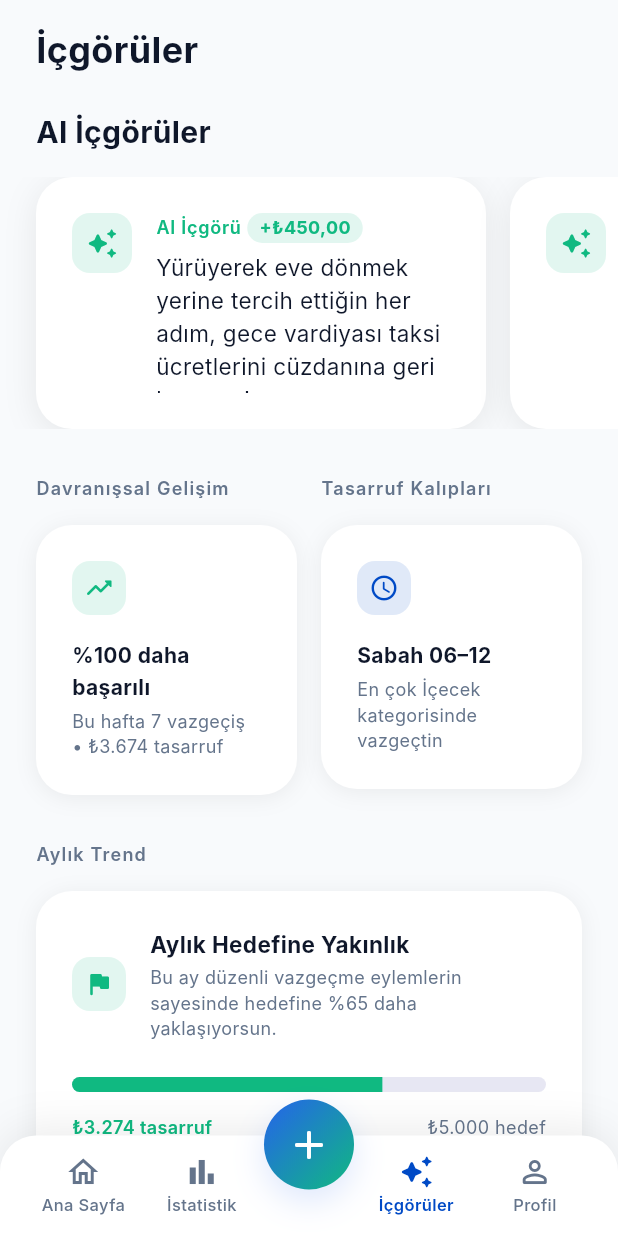
After one commit to KaanKerimGodek/YZTA_Bootcamp2026_Grup1, a Flutter app: the InsightsScreen screen opened by its route, on a phone screen of 412 x 824 dp. The commit adds this screen. Run offline on Flutter 3.47's test engine with Material 3 defaults, Android fonts, the phone set to English and light mode, and no system bars; our stand-ins replace dio, flutter_dotenv, flutter_riverpod, go_router; Roboto replaces fonts that are missing (Inter).

Commit message:
Add Insights screen and navigation
Introduce a new Insights screen (lib/features/insights/insights_screen.dart) with AI insights, behavior & pattern cards, and a monthly trend panel. Add percent formatter helper in Formatting (formatting.dart). Wire up routing and UI: register insights route in app_router, add an Insights tab to the bottom nav (update indices and FAB positioning), and import ActivityTile into stats to show past transactions. Minor tweak in profile settings to wrap the group with Material for proper ripple/shape rendering. UI/layout adjustments included (skeletons, spacing, progress UI).

```diff
--- a/lib/core/utils/formatting.dart
+++ b/lib/core/utils/formatting.dart
@@ -45,6 +45,12 @@ class Formatting {
   /// `14:30` saat formatı.
   static String time(DateTime value) => _timeFmt.format(value);
 
+  /// `0.40` → `%40`  — yüzde gösterimi.
+  static String percent(double value) {
+    final pct = (value * 100).round().abs();
+    return '%$pct';
+  }
+
   /// "Bugün", "Dün" veya kısa tarih — aktivite listesinde kullanılır.
   static String relativeDay(DateTime value) {
     final now = DateTime.now();
--- /dev/null
+++ b/lib/features/insights/insights_screen.dart
@@ -0,0 +1,524 @@
+import 'package:flutter/material.dart';
+import 'package:flutter_riverpod/flutter_riverpod.dart';
+
+import '../../core/theme/app_colors.dart';
+import '../../core/theme/app_shapes.dart';
+import '../../core/theme/app_spacing.dart';
+import '../../core/theme/app_typography.dart';
+import '../../core/utils/formatting.dart';
+import '../../core/utils/responsive.dart';
+import '../../data/models/skipped_item.dart';
+import '../../data/providers/savings_providers.dart';
+import '../../shared/widgets/insight_card.dart';
+import '../../shared/widgets/section_header.dart';
+
+/// İçgörüler ekranı — AI İçgörüleri + Davranışsal Gelişim + Tasarruf Kalıpları + Aylık Trend.
+///
+/// Tüm analizler `recentItemsProvider` ve `insightsProvider` verisinden
+/// istemci tarafında hesaplanır; ayrı bir endpoint gerekmez.
+class InsightsScreen extends ConsumerWidget {
+  const InsightsScreen({super.key});
+
+  @override
+  Widget build(BuildContext context, WidgetRef ref) {
+    final itemsAsync = ref.watch(recentItemsProvider);
+    final insightsAsync = ref.watch(insightsProvider);
+
+    return Scaffold(
+      body: SafeArea(
+        bottom: false,
+        child: CustomScrollView(
+          physics: const AlwaysScrollableScrollPhysics(),
+          slivers: [
+            const SliverToBoxAdapter(child: SizedBox(height: AppSpacing.sm)),
+
+            // Sayfa başlığı
+            SliverToBoxAdapter(
+              child: Padding(
+                padding: Responsive.screenHorizontal(context),
+                child: Text(
+                  'İçgörüler',
+                  style: AppTypography.headlineSection.copyWith(
+                    fontSize: 24,
+                  ),
+                ),
+              ),
+            ),
+            const SliverToBoxAdapter(child: SizedBox(height: AppSpacing.md)),
+
+            // AI İçgörüler Carousel
+            SliverToBoxAdapter(
+              child: Padding(
+                padding: Responsive.screenHorizontal(context),
+                child: const SectionHeader(title: 'AI İçgörüler'),
+              ),
+            ),
+            const SliverToBoxAdapter(child: SizedBox(height: AppSpacing.sm)),
+            SliverToBoxAdapter(
+              child: _InsightCarousel(insightsAsync: insightsAsync),
+            ),
+            const SliverToBoxAdapter(child: SizedBox(height: AppSpacing.lg)),
+
+            // Davranışsal Gelişim + Tasarruf Kalıpları yan yana
+            SliverToBoxAdapter(
+              child: Padding(
+                padding: Responsive.screenHorizontal(context),
+                child: Row(
+                  crossAxisAlignment: CrossAxisAlignment.start,
+                  children: [
+                    Expanded(
+                      child: _SectionHeaderSmall(title: 'Davranışsal Gelişim'),
+                    ),
+                    const SizedBox(width: AppSpacing.sm),
+                    Expanded(
+                      child: _SectionHeaderSmall(title: 'Tasarruf Kalıpları'),
+                    ),
+                  ],
+                ),
+              ),
+            ),
+            const SliverToBoxAdapter(child: SizedBox(height: AppSpacing.sm)),
+            itemsAsync.when(
+              data: (items) => SliverToBoxAdapter(
+                child: Padding(
+                  padding: Responsive.screenHorizontal(context),
+                  child: Row(
+                    crossAxisAlignment: CrossAxisAlignment.start,
+                    children: [
+                      Expanded(
+                        child: _BehaviorCard(items: items),
+                      ),
+                      const SizedBox(width: AppSpacing.sm),
+                      Expanded(
+                        child: _PatternCard(items: items),
+                      ),
+                    ],
+                  ),
+                ),
+              ),
+              loading: () => SliverToBoxAdapter(
+                child: Padding(
+                  padding: Responsive.screenHorizontal(context),
+                  child: _CardSkeleton(),
+                ),
+              ),
+              error: (_, __) => const SliverToBoxAdapter(
+                child: SizedBox.shrink(),
+              ),
+            ),
+            const SliverToBoxAdapter(child: SizedBox(height: AppSpacing.lg)),
+
+            // Aylık Trend
+            SliverToBoxAdapter(
+              child: Padding(
+                padding: Responsive.screenHorizontal(context),
+                child: const _SectionHeaderSmall(title: 'Aylık Trend'),
+              ),
+            ),
+            const SliverToBoxAdapter(child: SizedBox(height: AppSpacing.sm)),
+            itemsAsync.when(
+              data: (items) => SliverToBoxAdapter(
+                child: Padding(
+                  padding: Responsive.screenHorizontal(context),
+                  child: _MonthlyTrendCard(items: items),
+                ),
+              ),
+              loading: () => SliverToBoxAdapter(
+                child: Padding(
+                  padding: Responsive.screenHorizontal(context),
+                  child: _CardSkeleton(),
+                ),
+              ),
+              error: (_, __) => const SliverToBoxAdapter(
+                child: SizedBox.shrink(),
+              ),
+            ),
+            const SliverToBoxAdapter(child: SizedBox(height: 120)),
+          ],
+        ),
+      ),
+    );
+  }
+}
+
+// ---------------------------------------------------------------------------
+// Yardımcı: Küçük bölüm başlığı (yan yana kartlar için)
+// ---------------------------------------------------------------------------
+class _SectionHeaderSmall extends StatelessWidget {
+  const _SectionHeaderSmall({required this.title});
+  final String title;
+
+  @override
+  Widget build(BuildContext context) {
+    return Text(
+      title,
+      style: AppTypography.labelCaps.copyWith(
+        color: AppColors.textSecondary,
+        fontWeight: FontWeight.w600,
+        letterSpacing: 0.8,
+      ),
+    );
+  }
+}
+
+// ---------------------------------------------------------------------------
+// Yardımcı: Yatay İçgörü Carousel'i
+// ---------------------------------------------------------------------------
+class _InsightCarousel extends StatelessWidget {
+  const _InsightCarousel({required this.insightsAsync});
+  final AsyncValue insightsAsync;
+
+  @override
+  Widget build(BuildContext context) {
+    return insightsAsync.when(
+      data: (insights) {
+        if (insights.isEmpty) return const SizedBox.shrink();
+        return SizedBox(
+          height: 168,
+          child: ListView.separated(
+            scrollDirection: Axis.horizontal,
+            padding: Responsive.screenHorizontal(context),
+            physics: const BouncingScrollPhysics(),
+            itemBuilder: (context, i) => InsightCard(insight: insights[i]),
+            separatorBuilder: (_, __) =>
+                const SizedBox(width: AppSpacing.sm),
+            itemCount: insights.length,
+          ),
+        );
+      },
+      loading: () => const SizedBox(
+        height: 168,
+        child: Center(child: CircularProgressIndicator()),
+      ),
+      error: (_, __) => const SizedBox.shrink(),
+    );
+  }
+}
+
+// ---------------------------------------------------------------------------
+// Davranışsal Gelişim Kartı
+// ---------------------------------------------------------------------------
+class _BehaviorCard extends StatelessWidget {
+  const _BehaviorCard({required this.items});
+  final List<SkippedItem> items;
+
+  @override
+  Widget build(BuildContext context) {
+    final now = DateTime.now();
+    final today = DateTime(now.year, now.month, now.day);
+
+    // Bu hafta: Pazartesi'den bugüne
+    final weekday = now.weekday; // 1=Pazartesi, 7=Pazar
+    final thisMonday = today.subtract(Duration(days: weekday - 1));
+    final lastMonday = thisMonday.subtract(const Duration(days: 7));
+
+    int thisWeekCount = 0;
+    double thisWeekTotal = 0;
+    int lastWeekCount = 0;
+
+    for (final item in items) {
+      final d = DateTime(item.createdAt.year, item.createdAt.month, item.createdAt.day);
+      if (!d.isBefore(thisMonday)) {
+        thisWeekCount++;
+        thisWeekTotal += item.price;
+      } else if (!d.isBefore(lastMonday) && d.isBefore(thisMonday)) {
+        lastWeekCount++;
+      }
+    }
+
+    // Yüzdelik değişim
+    final countDiff = lastWeekCount > 0
+        ? (thisWeekCount - lastWeekCount) / lastWeekCount
+        : (thisWeekCount > 0 ? 1.0 : 0.0);
+    final isUp = countDiff >= 0;
+
+    return _InsightPanel(
+      icon: isUp
+          ? Icons.trending_up_rounded
+          : Icons.trending_down_rounded,
+      iconColor: isUp
+          ? AppColors.successEmerald
+          : AppColors.tertiary,
+      summary: isUp
+          ? '${Formatting.percent(countDiff)} daha başarılı'
+          : (countDiff == 0
+              ? 'Geçen haftayla aynı'
+              : '${Formatting.percent(countDiff)} daha az'),
+      detail: thisWeekCount == 0
+          ? 'Bu hafta henüz vazgeçiş yok'
+          : 'Bu hafta $thisWeekCount vazgeçiş • ${Formatting.currency(thisWeekTotal, decimal: false)} tasarruf',
+    );
+  }
+}
+
+// ---------------------------------------------------------------------------
+// Tasarruf Kalıpları Kartı
+// ---------------------------------------------------------------------------
+class _PatternCard extends StatelessWidget {
+  const _PatternCard({required this.items});
+  final List<SkippedItem> items;
+
+  @override
+  Widget build(BuildContext context) {
+    if (items.isEmpty) {
+      return const _InsightPanel(
+        icon: Icons.auto_awesome_rounded,
+        iconColor: AppColors.primary,
+        summary: 'Yeterli veri yok',
+        detail: 'Vazgeçiş ekledikçe burada kalıplarını göreceksin.',
+      );
+    }
+
+    // Saat bazlı gruplama → en çok hangi saat diliminde vazgeçilmiş
+    final hourGroups = <String, int>{};
+    for (final item in items) {
+      final h = item.createdAt.hour;
+      final slot = _hourSlot(h);
+      hourGroups[slot] = (hourGroups[slot] ?? 0) + 1;
+    }
+    final topHour = hourGroups.entries.toList()
+      ..sort((a, b) => b.value.compareTo(a.value));
+    final topSlot = topHour.first.key;
+
+    // En sık vazgeçilen kategori
+    final catCounts = <String, int>{};
+    for (final item in items) {
+      catCounts[item.aiCategory] = (catCounts[item.aiCategory] ?? 0) + 1;
+    }
+    final topCat = catCounts.entries.toList()
+      ..sort((a, b) => b.value.compareTo(a.value));
+    final topCategory = topCat.first.key;
+
+    return _InsightPanel(
+      icon: Icons.schedule_rounded,
+      iconColor: AppColors.primary,
+      summary: topSlot,
+      detail: 'En çok $topCategory kategorisinde vazgeçtin',
+    );
+  }
+
+  static String _hourSlot(int hour) {
+    if (hour >= 6 && hour < 12) return 'Sabah 06–12';
+    if (hour >= 12 && hour < 18) return 'Öğleden sonra 12–18';
+    if (hour >= 18 && hour < 22) return 'Akşam 18–22';
+    return 'Gece 22–06';
+  }
+}
+
+// ---------------------------------------------------------------------------
+// Aylık Trend Kartı
+// ---------------------------------------------------------------------------
+class _MonthlyTrendCard extends StatelessWidget {
+  const _MonthlyTrendCard({required this.items});
+  final List<SkippedItem> items;
+
+  /// Bu ay için sabit hedef — ileride AppUser.monthlyGoal ile değiştirilebilir.
+  static const double _monthlyGoal = 5000;
+
+  @override
+  Widget build(BuildContext context) {
+    final now = DateTime.now();
+    final thisMonth = DateTime(now.year, now.month, 1);
+
+    double monthTotal = 0;
+    int monthCount = 0;
+    for (final item in items) {
+      if (!item.createdAt.isBefore(thisMonth)) {
+        monthTotal += item.price;
+        monthCount++;
+      }
+    }
+
+    final progress = (monthTotal / _monthlyGoal).clamp(0.0, 1.0);
+    final progressPct = (progress * 100).round();
+
+    return Container(
+      padding: const EdgeInsets.all(AppSpacing.md),
+      decoration: BoxDecoration(
+        color: AppColors.surfaceContainerLowest,
+        borderRadius: BorderRadius.circular(AppShapes.xl),
+        boxShadow: const [
+          BoxShadow(
+            color: Color(0x10000000),
+            blurRadius: 12,
+            offset: Offset(0, 2),
+          ),
+        ],
+      ),
+      child: Column(
+        crossAxisAlignment: CrossAxisAlignment.start,
+        children: [
+          // Üst: ikon + yüzde
+          Row(
+            children: [
+              Container(
+                width: 36,
+                height: 36,
+                decoration: BoxDecoration(
+                  color: AppColors.successEmerald.withOpacity(0.12),
+                  borderRadius: BorderRadius.circular(AppShapes.md),
+                ),
+                child: const Icon(
+                  Icons.flag_rounded,
+                  color: AppColors.successEmerald,
+                  size: 20,
+                ),
+              ),
+              const SizedBox(width: AppSpacing.sm),
+              Expanded(
+                child: Column(
+                  crossAxisAlignment: CrossAxisAlignment.start,
+                  children: [
+                    Text(
+                      'Aylık Hedefine Yakınlık',
+                      style: AppTypography.bodyBold.copyWith(
+                        color: AppColors.textPrimary,
+                      ),
+                    ),
+                    const SizedBox(height: 2),
+                    Text(
+                      'Bu ay düzenli vazgeçme eylemlerin sayesinde hedefine %$progressPct daha yaklaşıyorsun.',
+                      style: AppTypography.labelSubtext.copyWith(
+                        color: AppColors.textSecondary,
+                        height: 1.4,
+                      ),
+                    ),
+                  ],
+                ),
+              ),
+            ],
+          ),
+          const SizedBox(height: AppSpacing.md),
+
+          // Progress bar
+          Row(
+            children: [
+              Expanded(
+                child: ClipRRect(
+                  borderRadius: BorderRadius.circular(AppShapes.full),
+                  child: LinearProgressIndicator(
+                    value: progress,
+                    minHeight: 10,
+                    backgroundColor: AppColors.surfaceContainerHigh,
+                    valueColor: AlwaysStoppedAnimation(AppColors.successEmerald),
+                  ),
+                ),
+              ),
+            ],
+          ),
+          const SizedBox(height: AppSpacing.sm),
+
+          // Alt: tutar / hedef
+          Row(
+            mainAxisAlignment: MainAxisAlignment.spaceBetween,
+            children: [
+              Text(
+                '${Formatting.currency(monthTotal, decimal: false)} tasarruf',
+                style: AppTypography.labelSubtext.copyWith(
+                  color: AppColors.successEmerald,
+                  fontWeight: FontWeight.w600,
+                ),
+              ),
+              Text(
+                '${Formatting.currency(_monthlyGoal, decimal: false)} hedef',
+                style: AppTypography.labelSubtext.copyWith(
+                  color: AppColors.textSecondary,
+                ),
+              ),
+            ],
+          ),
+          const SizedBox(height: AppSpacing.sm),
+
+          // Ek bilgi: bu ay kaç vazgeçiş
+          Text(
+            'Bu ay toplam $monthCount vazgeçiş kaydettin',
+            style: AppTypography.labelSubtext.copyWith(
+              color: AppColors.textSecondary,
+            ),
+          ),
+        ],
+      ),
+    );
+  }
+}
+
+// ---------------------------------------------------------------------------
+// Ortak洞察 panel kartı (davranışsal gelişim + tasarruf kalıpları için)
+// ---------------------------------------------------------------------------
+class _InsightPanel extends StatelessWidget {
+  const _InsightPanel({
+    required this.icon,
+    required this.iconColor,
+    required this.summary,
+    required this.detail,
+  });
+
+  final IconData icon;
+  final Color iconColor;
+  final String summary;
+  final String detail;
+
+  @override
+  Widget build(BuildContext context) {
+    return Container(
+      padding: const EdgeInsets.all(AppSpacing.md),
+      decoration: BoxDecoration(
+        color: AppColors.surfaceContainerLowest,
+        borderRadius: BorderRadius.circular(AppShapes.xl),
+        boxShadow: const [
+          BoxShadow(
+            color: Color(0x10000000),
+            blurRadius: 12,
+            offset: Offset(0, 2),
+          ),
+        ],
+      ),
+      child: Column(
+        crossAxisAlignment: CrossAxisAlignment.start,
+        children: [
+          Container(
+            width: 36,
+            height: 36,
+            decoration: BoxDecoration(
+              color: iconColor.withOpacity(0.12),
+              borderRadius: BorderRadius.circular(AppShapes.md),
+            ),
+            child: Icon(icon, color: iconColor, size: 20),
+          ),
+          const SizedBox(height: AppSpacing.sm),
+          Text(
+            summary,
+            style: AppTypography.bodyBold.copyWith(
+              color: AppColors.textPrimary,
+              fontSize: 14,
+            ),
+          ),
+          const SizedBox(height: 4),
+          Text(
+            detail,
+            style: AppTypography.labelSubtext.copyWith(
+              color: AppColors.textSecondary,
+              height: 1.4,
+            ),
+          ),
+        ],
+      ),
+    );
+  }
+}
+
+// ---------------------------------------------------------------------------
+// Skeleton placeholder
+// ---------------------------------------------------------------------------
+class _CardSkeleton extends StatelessWidget {
+  @override
+  Widget build(BuildContext context) {
+    return Container(
+      height: 160,
+      decoration: BoxDecoration(
+        color: AppColors.surfaceContainerHigh,
+        borderRadius: BorderRadius.circular(AppShapes.xl),
+      ),
+    );
+  }
+}
--- a/lib/features/profile/profile_screen.dart
+++ b/lib/features/profile/profile_screen.dart
@@ -366,6 +366,9 @@ class _SettingsGroup extends StatelessWidget {
           ),
         ],
       ),
+      child: Material(
+        color: Colors.transparent,
+        borderRadius: BorderRadius.circular(AppShapes.xl),
         child: Column(
           children: [
             for (int i = 0; i < items.length; i++) ...[
@@ -374,6 +377,7 @@ class _SettingsGroup extends StatelessWidget {
                 const Divider(height: 1, indent: 64),
             ],
           ],
+        ),
       ),
     );
   }
--- a/lib/features/stats/stats_screen.dart
+++ b/lib/features/stats/stats_screen.dart
@@ -10,6 +10,7 @@ import '../../core/utils/responsive.dart';
 import '../../data/models/skipped_item.dart';
 import '../../data/providers/savings_providers.dart';
 import '../../data/services/api_client.dart';
+import '../../shared/widgets/activity_tile.dart';
 import '../../shared/widgets/category_icon.dart';
 import '../../shared/widgets/empty_state.dart';
 import '../../shared/widgets/section_header.dart';
@@ -98,6 +99,30 @@ class StatsScreen extends ConsumerWidget {
                       child: Padding(
                         padding: Responsive.screenHorizontal(context),
                         child: _WeeklyBars(items: items),
+                      ),
+                    ),
+                    const SliverToBoxAdapter(
+                      child: SizedBox(height: AppSpacing.lg),
+                    ),
+                    // Geçmiş Harcamalar
+                    SliverToBoxAdapter(
+                      child: Padding(
+                        padding: Responsive.screenHorizontal(context),
+                        child: const SectionHeader(title: 'Geçmiş Harcamalar'),
+                      ),
+                    ),
+                    const SliverToBoxAdapter(
+                      child: SizedBox(height: AppSpacing.sm),
+                    ),
+                    SliverList.separated(
+                      itemCount: items.length,
+                      separatorBuilder: (_, __) =>
+                          const SizedBox(height: AppSpacing.xs),
+                      itemBuilder: (context, i) => Padding(
+                        padding: const EdgeInsets.symmetric(
+                          horizontal: AppSpacing.sm,
+                        ),
+                        child: ActivityTile(item: items[i]),
                       ),
                     ),
                     const SliverToBoxAdapter(
--- a/lib/router/app_router.dart
+++ b/lib/router/app_router.dart
@@ -4,13 +4,14 @@ import 'package:go_router/go_router.dart';
 
 import '../features/add_transaction/add_transaction_sheet.dart';
 import '../features/home/home_screen.dart';
+import '../features/insights/insights_screen.dart';
 import '../features/profile/profile_screen.dart';
 import '../features/stats/stats_screen.dart';
 import '../shared/layouts/main_scaffold.dart';
 
 /// Uygulamanın tek router sağlayıcısı.
 ///
-/// StatefulShellRoute ile 3 ana sekme (Ana Sayfa, İstatistik, Profil) ayrı
+/// StatefulShellRoute ile 4 ana sekme (Ana Sayfa, İstatistik, İçgörüler, Profil) ayrı
 /// navigator'lara sahiptir; her sekme kendi yığınını korur. Vazgeçiş Ekle
 /// ekranı modal olarak tüm router üzerine biner.
 final appRouterProvider = Provider<GoRouter>((ref) {
@@ -37,6 +38,15 @@ final appRouterProvider = Provider<GoRouter>((ref) {
                 name: 'stats',
                 path: '/stats',
                 builder: (context, state) => const StatsScreen(),
+              ),
+            ],
+          ),
+          StatefulShellBranch(
+            routes: [
+              GoRoute(
+                name: 'insights',
+                path: '/insights',
+                builder: (context, state) => const InsightsScreen(),
               ),
             ],
           ),
--- a/lib/shared/widgets/bottom_nav_bar.dart
+++ b/lib/shared/widgets/bottom_nav_bar.dart
@@ -4,7 +4,7 @@ import '../../core/theme/app_colors.dart';
 import '../../core/theme/app_shapes.dart';
 import '../../core/theme/app_spacing.dart';
 
-/// Alt navigasyon — Ana Sayfa · İstatistik · [FAB] · Profil.
+/// Alt navigasyon — Ana Sayfa · İstatistik · [FAB] · İçgörüler · Profil.
 ///
 /// DESIGN.md → Floating Action Button (FAB):
 /// - Bottom nav'ın ortasında, negatif margin ile yukarı taşmış
@@ -18,7 +18,7 @@ class VazgectimBottomNav extends StatelessWidget {
     required this.onFab,
   });
 
-  /// 0 = Ana Sayfa, 1 = İstatistik, 2 = Profil.
+  /// 0 = Ana Sayfa, 1 = İstatistik, 2 = İçgörüler, 3 = Profil.
   /// (FAB'a tıklamak [onFab] çağırır, index dışı.)
   final int currentIndex;
   final ValueChanged<int> onTap;
@@ -27,6 +27,7 @@ class VazgectimBottomNav extends StatelessWidget {
   static const _items = [
     _NavItem(icon: Icons.home_outlined, activeIcon: Icons.home_rounded, label: 'Ana Sayfa'),
     _NavItem(icon: Icons.bar_chart_outlined, activeIcon: Icons.bar_chart_rounded, label: 'İstatistik'),
+    _NavItem(icon: Icons.auto_awesome_outlined, activeIcon: Icons.auto_awesome_rounded, label: 'İçgörüler'),
     _NavItem(icon: Icons.person_outline_rounded, activeIcon: Icons.person_rounded, label: 'Profil'),
   ];
 
@@ -63,7 +64,6 @@ class VazgectimBottomNav extends StatelessWidget {
                   vertical: AppSpacing.xs + 2,
                 ),
                 child: Row(
-                  mainAxisAlignment: MainAxisAlignment.spaceAround,
                   children: [
                     Expanded(
                       child: _buildTab(0, _items[0]),
@@ -76,7 +76,9 @@ class VazgectimBottomNav extends StatelessWidget {
                     Expanded(
                       child: _buildTab(2, _items[2]),
                     ),
-                    const SizedBox(width: 0),
+                    Expanded(
+                      child: _buildTab(3, _items[3]),
+                    ),
                   ],
                 ),
               ),
@@ -84,9 +86,9 @@ class VazgectimBottomNav extends StatelessWidget {
           ),
           // FAB — ortada, yukarı taşmış
           Positioned(
-            top: -8,
+            top: 0,
             child: Transform.translate(
-              offset: const Offset(0, -16),
+              offset: const Offset(0, -24),
               child: _Fab(onPressed: onFab),
             ),
           ),
```
Lines whose indentation alone changed are shown as unchanged.
